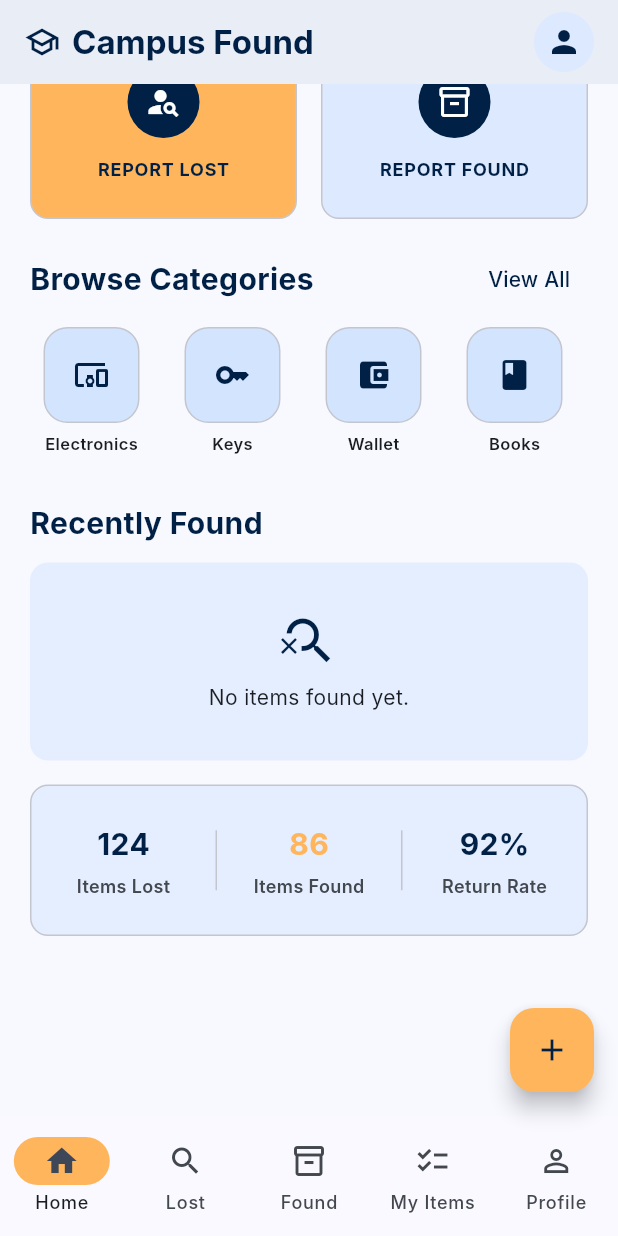
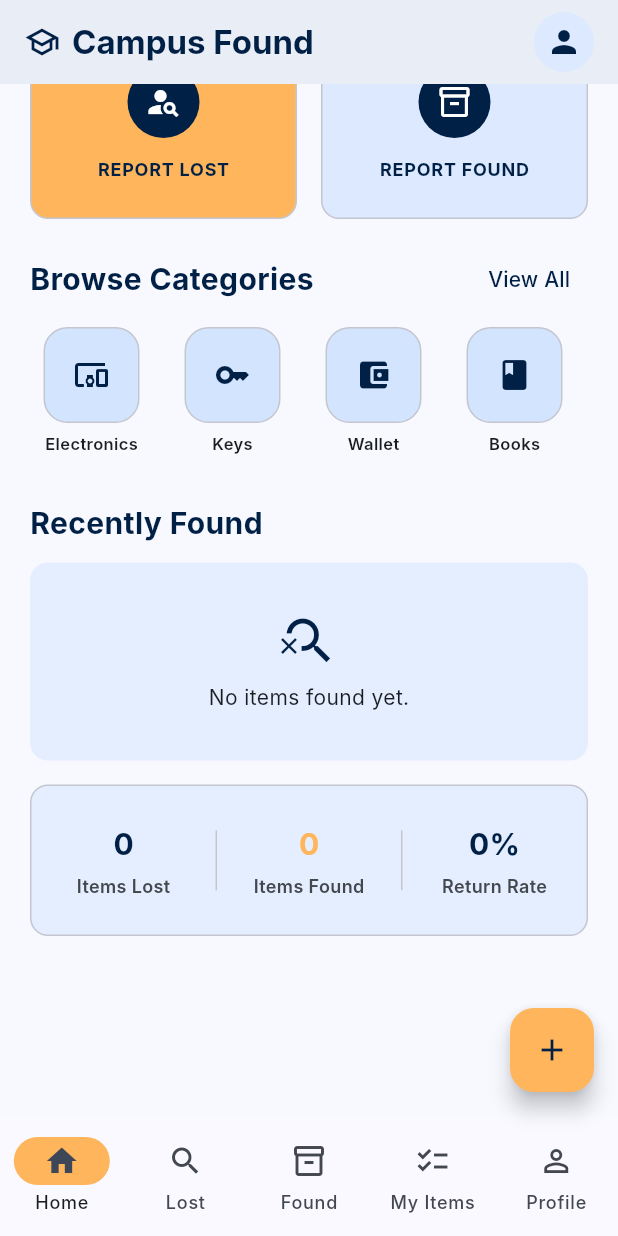
Before and after one commit to radit-thy/group2-Campus-System, a Flutter app: the screen it shows once a user with an empty profile is signed in, scrolled down 251 dp, on a phone screen of 412 x 824 dp. Run offline on Flutter 3.47's test engine with Material 3 defaults, Android fonts, the phone set to English and light mode, and no system bars; our stand-ins replace cloud_firestore, firebase_auth, firebase_core, firebase_storage, image_picker; accounts and stored records are empty; Roboto replaces fonts that are missing (Inter).

Commit message:
get data lost found

```diff
--- a/lib/screens/home_page.dart
+++ b/lib/screens/home_page.dart
@@ -705,34 +705,61 @@ class _HomeDashboardState extends State<HomeDashboard> {
         ),
       ),
 
-      child: Row(
+      child: StreamBuilder<QuerySnapshot<Map<String, dynamic>>>(
+        stream: ItemService().getDashboardItems(),
+        builder: (context, snapshot) {
+          if (snapshot.hasError) {
+            return const Center(child: Text('Unable to load statistics'));
+          }
+
+          if (!snapshot.hasData) {
+            return const Center(child: CircularProgressIndicator());
+          }
+
+          final items = snapshot.data!.docs
+              .map((document) => document.data())
+              .toList();
+          final lostCount = items.where((item) => item['type'] == 'lost').length;
+          final foundItems =
+              items.where((item) => item['type'] == 'found').toList();
+          final foundCount = foundItems.length;
+          final returnedCount = foundItems
+              .where((item) => item['status'] == 'claimed')
+              .length;
+          final returnRate = foundCount == 0
+              ? 0
+              : (returnedCount / foundCount * 100).round();
+
+          return Row(
             children: [
               Expanded(
                 child: _Stat(
-              value: '124',
+                  value: '$lostCount',
                   label: 'Items Lost',
                 ),
               ),
 
-          _Divider(),
+              const _Divider(),
 
               Expanded(
                 child: _Stat(
-              value: '86',
+                  value: '$foundCount',
                   label: 'Items Found',
                   orange: true,
                 ),
               ),
 
-          _Divider(),
+              const _Divider(),
 
               Expanded(
                 child: _Stat(
-              value: '92%',
+                  value: '$returnRate%',
                   label: 'Return Rate',
                 ),
               ),
             ],
+          );
+        },
       ),
     );
   }
--- a/lib/services/item_service.dart
+++ b/lib/services/item_service.dart
@@ -7,6 +7,11 @@ class ItemService {
   CollectionReference<Map<String, dynamic>> get _items =>
       _firestore.collection('items');
 
+  /// Emits every item report so dashboard totals stay live as reports are
+  /// created or claimed.
+  Stream<QuerySnapshot<Map<String, dynamic>>> getDashboardItems() {
+    return _items.snapshots();
+  }
   Future<void> createItem({
     required String title,
     required String description,
```
Also changed, not shown: lib/screens/dashboard.dart (+57 -57 lines). Lines whose indentation alone changed are shown as unchanged.
